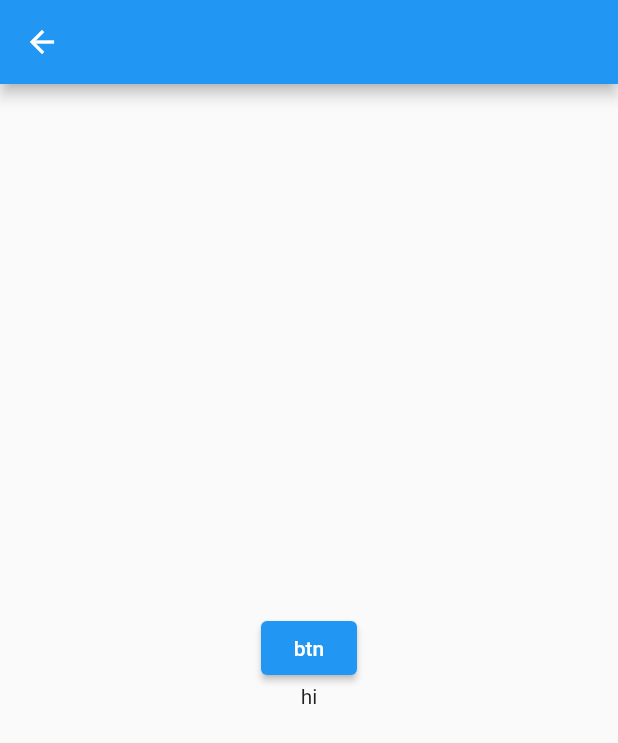
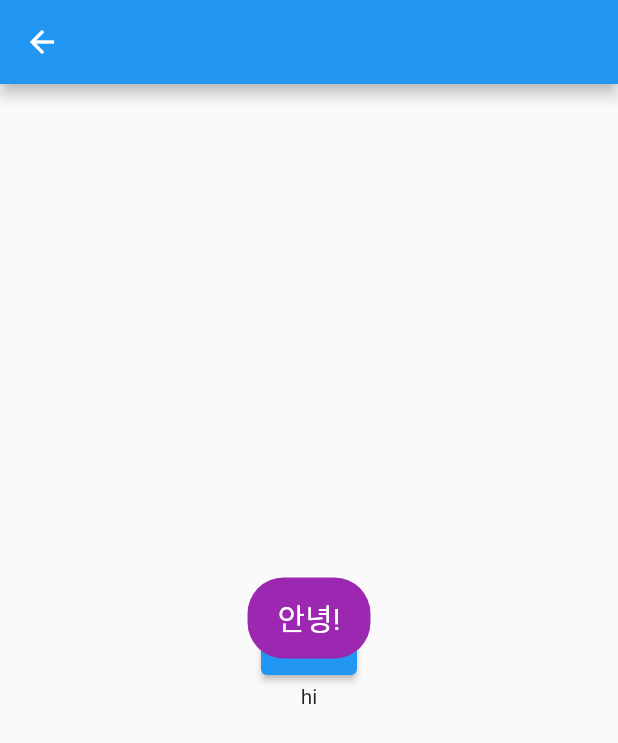
Before and after one commit to CYJ0614/study_package, a Flutter app: the HomePage screen opened directly, after a tap on "btn", on a phone screen of 412 x 824 dp. Shown: the top 743 px of the screen. Run offline on Flutter 3.47's test engine with Material 2 defaults, Android fonts, the phone set to English and light mode, and no system bars; our stand-ins replace fluttertoast; statements that could not run were skipped.

```diff
--- a/lib/page/home_page.dart
+++ b/lib/page/home_page.dart
@@ -1,4 +1,5 @@
 import 'package:flutter/material.dart';
+import 'package:fluttertoast/fluttertoast.dart';
 
 class HomePage extends StatefulWidget {
   const HomePage({Key? key}) : super(key: key);
@@ -17,7 +18,17 @@ class _HomePageState extends State<HomePage> {
         mainAxisAlignment: MainAxisAlignment.center,
         children: [
           ElevatedButton(
-            onPressed: () {},
+            onPressed: () {
+              Fluttertoast.showToast(
+                msg: "안녕!",
+                toastLength: Toast.LENGTH_LONG,
+                gravity: ToastGravity.CENTER,
+                timeInSecForIosWeb: 1,
+                backgroundColor: Colors.purple,
+                textColor: Colors.white,
+                fontSize: 20.0,
+              );
+            },
             child: const Text('btn'),
           ),
           const Center(child: Text('hi')),
--- a/pubspec.yaml
+++ b/pubspec.yaml
@@ -34,6 +34,9 @@ dependencies:
   # The following adds the Cupertino Icons font to your application.
   # Use with the CupertinoIcons class for iOS style icons.
   cupertino_icons: ^1.0.2
+
+  # Toast
+  fluttertoast: ^8.1.2
 
 dev_dependencies:
   flutter_test:
```
Also changed, not shown: pubspec.lock.
